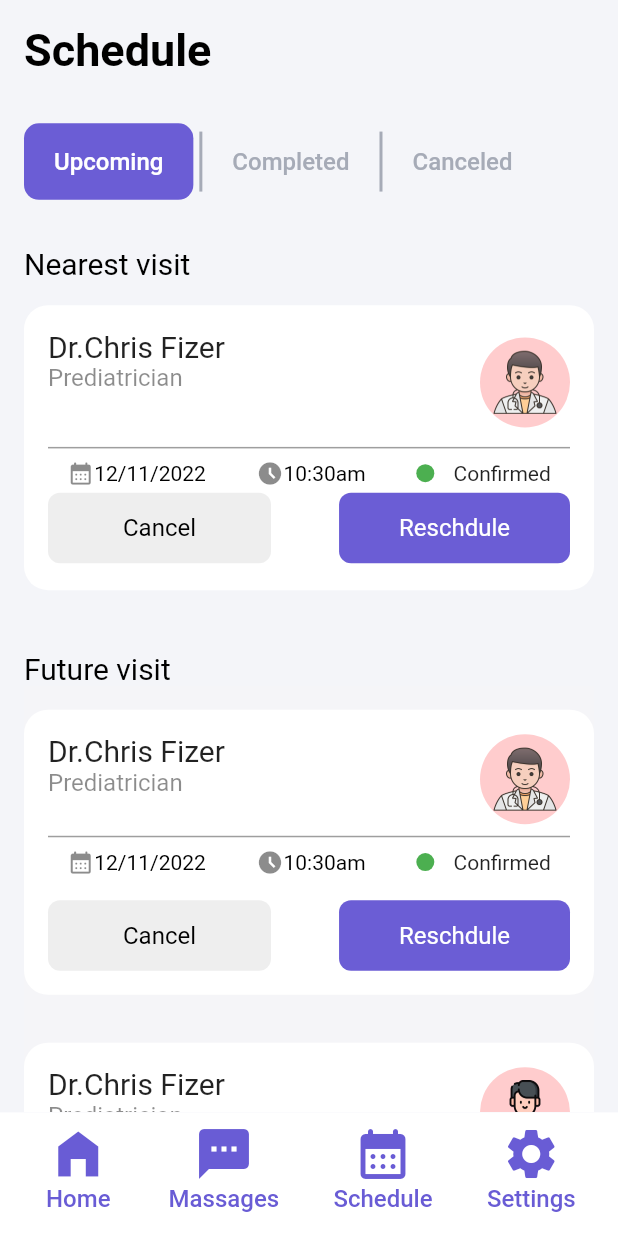
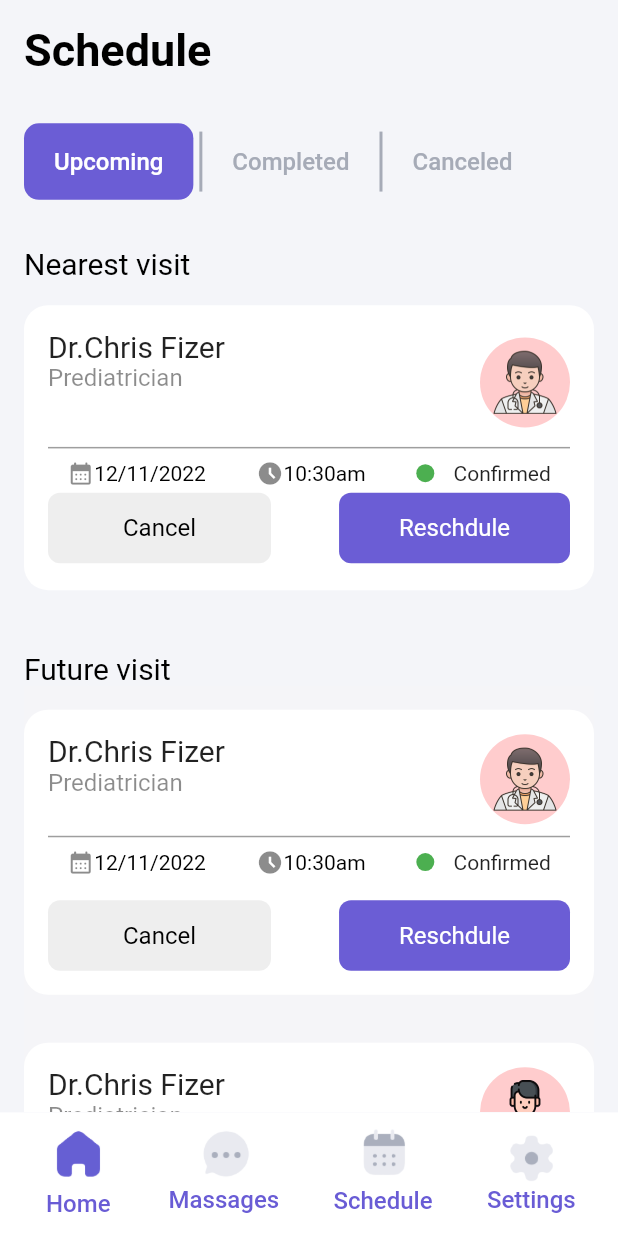
Before and after one commit to marufrobin/medical_app, a Flutter app: the screen it shows after launch, on a phone screen of 412 x 824 dp. Run offline on Flutter 3.47's test engine with Material 2 defaults, Android fonts, the phone set to English and light mode, and no system bars.

Commit message:
Icons and bottom nav bar added.

```diff
--- a/lib/bottom_nav_bar.dart
+++ b/lib/bottom_nav_bar.dart
@@ -22,7 +22,7 @@ class BottomNavBar extends StatelessWidget {
                 ));
               },
               child: buildNavButton(
-                  iconName: Icons.home_filled, buttonName: "Home")),
+                  imageLocation: "images/homeIcon.png", buttonName: "Home")),
           TextButton(
               onPressed: () {
                 Navigator.of(context).push(MaterialPageRoute(
@@ -30,7 +30,8 @@ class BottomNavBar extends StatelessWidget {
                 ));
               },
               child: buildNavButton(
-                  iconName: Icons.textsms, buttonName: "Massages")),
+                  imageLocation: "images/massageIcon.png",
+                  buttonName: "Massages")),
           TextButton(
             onPressed: () {
               Navigator.of(context).push(MaterialPageRoute(
@@ -38,7 +39,8 @@ class BottomNavBar extends StatelessWidget {
               ));
             },
             child: buildNavButton(
-                iconName: Icons.calendar_month_rounded, buttonName: "Schedule"),
+                imageLocation: "images/calenderIcon.png",
+                buttonName: "Schedule"),
           ),
           TextButton(
               onPressed: () {
@@ -47,20 +49,20 @@ class BottomNavBar extends StatelessWidget {
                 ));
               },
               child: buildNavButton(
-                  iconName: Icons.settings, buttonName: "Settings")),
+                  imageLocation: "images/settingIcon.png",
+                  buttonName: "Settings")),
         ],
       ),
     );
   }
 
   Widget buildNavButton(
-      {required IconData iconName, required String buttonName}) {
+      {required String imageLocation, required String buttonName}) {
     return Column(
       children: [
-        Icon(
-          iconName,
-          color: Color(0xff695CD5),
-          size: 40,
+        Image.asset(
+          "${imageLocation}",
+          scale: 2.4,
         ),
         Text(
           "$buttonName",
--- a/lib/home_page.dart
+++ b/lib/home_page.dart
@@ -15,6 +15,7 @@ class HomePage extends StatelessWidget {
         child: Column(
           crossAxisAlignment: CrossAxisAlignment.start,
           children: [
+            // Image.asset("images/home"),
             Text(
               "Schedule",
               style: TextStyle(
```
Also changed, not shown: images/calenderIcon.png (added), images/home.png (added), images/homeIcon.png (added), images/massageIcon.png (added), images/settingIcon.png (added).
